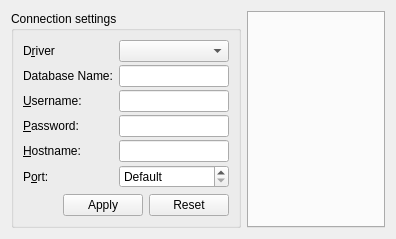
Before: the Qt Designer form CDTStudio/cdtattributeswidget.ui in chenguanzhou/CDTStudio, drawn with Qt 5.
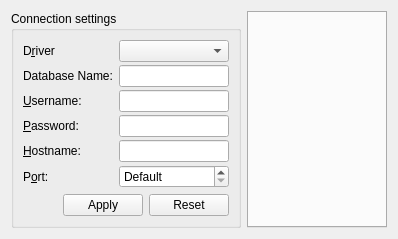
After: the same form once the commit is applied.

Patch:
```diff
--- a/CDTStudio/cdtattributeswidget.ui
+++ b/CDTStudio/cdtattributeswidget.ui
@@ -6,8 +6,8 @@
    <rect>
     <x>0</x>
     <y>0</y>
-    <width>396</width>
-    <height>218</height>
+    <width>398</width>
+    <height>226</height>
    </rect>
   </property>
   <property name="windowTitle">
```
Left out of the diff: 17 changed lines with no effect on the pictures. Lines whose indentation alone changed are shown as unchanged.
